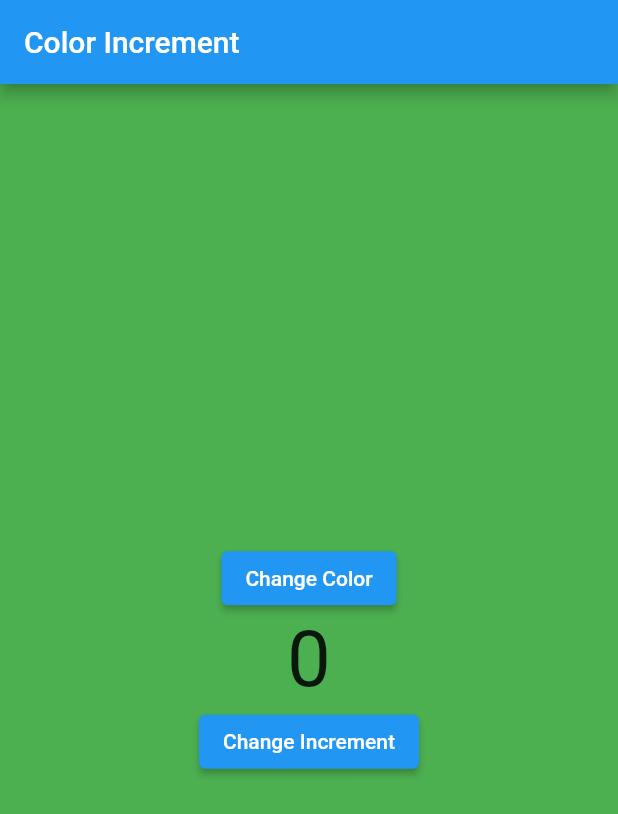
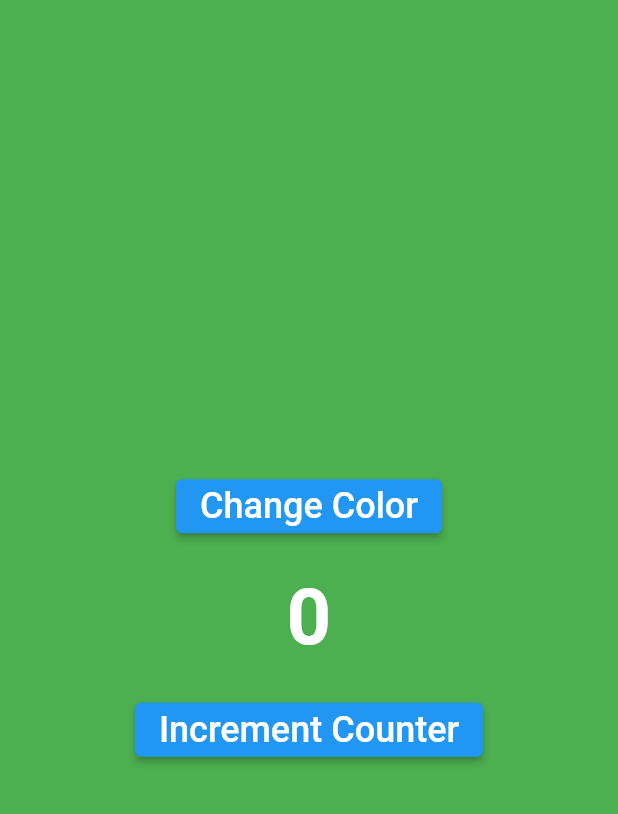
Before and after one commit to a01r066/flutter_bloc_demo, a Flutter app: the screen it shows after launch, after a tap on "Change Color", on a phone screen of 412 x 824 dp. Shown: the top 814 px of the screen. Run offline on Flutter 3.47's test engine with Material 2 defaults, Android fonts, the phone set to English and light mode, and no system bars; our stand-ins replace bloc, equatable, flutter_bloc.

Commit message:
Bloc to bloc communication using StreamSubscription

```diff
--- a/lib/app_widget.dart
+++ b/lib/app_widget.dart
@@ -1,3 +1,4 @@
+import 'package:bloc_demo/blocs/bloc2bloc/block_color_increment_page.dart';
 import 'package:bloc_demo/blocs/counter/bloc_counter.dart';
 import 'package:bloc_demo/blocs/theme/theme_page.dart';
 import 'package:bloc_demo/cubits/cubit2cubit/color_increment_page.dart';
@@ -9,8 +10,11 @@ import 'blocs/counter/bloc_counter_page.dart';
 class AppWidget extends StatelessWidget {
   @override
   Widget build(BuildContext context) {
+    // Bloc to Bloc - Color increment
+    return BlocColorIncrementPage();
+
     // Cubit to Cubit - Color increment
-    return ColorIncrementPage();
+    // return ColorIncrementPage();
 
     // Work with cubit theme
     // return CubitThemePage();
--- /dev/null
+++ b/lib/blocs/bloc2bloc/block_color_increment_page.dart
@@ -0,0 +1,102 @@
+import 'package:bloc_demo/blocs/bloc2bloc/color/color_bloc.dart';
+import 'package:bloc_demo/blocs/bloc2bloc/increment/increment_bloc.dart';
+import 'package:flutter/material.dart';
+import 'package:flutter_bloc/flutter_bloc.dart';
+
+class BlocColorIncrementPage extends StatelessWidget {
+  @override
+  Widget build(BuildContext context) {
+    return MultiBlocProvider(
+      providers: [
+        BlocProvider<ColorBloc>(
+          create: (context) => ColorBloc(),
+        ),
+        BlocProvider<IncrementBloc>(
+          create: (context) => IncrementBloc(
+            colorBloc: context.read<ColorBloc>(),
+          ),
+        ),
+      ],
+      child: MaterialApp(
+        title: 'bloc2bloc',
+        debugShowCheckedModeBanner: false,
+        theme: ThemeData(
+          primarySwatch: Colors.blue,
+        ),
+        home: const MyHomePage(),
+      ),
+    );
+    // return BlocProvider(
+    //   create: (context) => ColorBloc(),
+    //   child: MaterialApp(
+    //     title: 'Material App',
+    //     home: BlocConsumer<ColorBloc, BlocColorState>(
+    //       listener: (context, state){
+    //         state.color;
+    //       },
+    //       builder: (context, state){
+    //         return Scaffold(
+    //           appBar: AppBar(
+    //             title: Text('Bloc Color Increment'),
+    //           ),
+    //           backgroundColor: state.color,
+    //           body: Center(
+    //             child: ElevatedButton(onPressed: (){
+    //               // BlocProvider.of<ColorBloc>(context).add(ChangeColorEvent());
+    //               context.read<ColorBloc>().add(ChangeColorEvent());
+    //             },
+    //               child: Text("Change color"),),
+    //           ),
+    //         );
+    //       }
+    //     ),
+    //   ),
+    // );
+  }
+}
+
+class MyHomePage extends StatelessWidget {
+  const MyHomePage({Key? key}) : super(key: key);
+
+  @override
+  Widget build(BuildContext context) {
+    return Scaffold(
+      backgroundColor: context.watch<ColorBloc>().state.color,
+      body: Center(
+        child: Column(
+          mainAxisAlignment: MainAxisAlignment.center,
+          children: [
+            ElevatedButton(
+              child: Text(
+                'Change Color',
+                style: TextStyle(fontSize: 24.0),
+              ),
+              onPressed: () {
+                context.read<ColorBloc>().add(ChangeColorEvent());
+              },
+            ),
+            SizedBox(height: 20.0),
+            Text(
+              '${context.watch<IncrementBloc>().state.increment}',
+              style: TextStyle(
+                fontSize: 52.0,
+                fontWeight: FontWeight.bold,
+                color: Colors.white,
+              ),
+            ),
+            SizedBox(height: 20.0),
+            ElevatedButton(
+              child: Text(
+                'Increment Counter',
+                style: TextStyle(fontSize: 24.0),
+              ),
+              onPressed: () {
+                context.read<IncrementBloc>().add(ChangeIncrementEvent());
+              },
+            ),
+          ],
+        ),
+      ),
+    );
+  }
+}
--- /dev/null
+++ b/lib/blocs/bloc2bloc/color/color_bloc.dart
@@ -0,0 +1,25 @@
+import 'dart:async';
+import 'dart:ui';
+
+import 'package:bloc/bloc.dart';
+import 'package:equatable/equatable.dart';
+import 'package:flutter/material.dart';
+
+part 'color_event.dart';
+part 'color_state.dart';
+
+class ColorBloc extends Bloc<ColorEvent, BlocColorState> {
+  ColorBloc() : super(BlocColorState.initial()) {
+    on<ChangeColorEvent>((event, emit) {
+      if (state.color == Colors.red) {
+        emit(state.copyWith(color: Colors.green));
+      } else if (state.color == Colors.green) {
+        emit(state.copyWith(color: Colors.blue));
+      } else if (state.color == Colors.blue) {
+        emit(state.copyWith(color: Colors.black));
+      } else if (state.color == Colors.black) {
+        emit(state.copyWith(color: Colors.red));
+      }
+    });
+  }
+}
--- /dev/null
+++ b/lib/blocs/bloc2bloc/color/color_event.dart
@@ -0,0 +1,10 @@
+part of 'color_bloc.dart';
+
+abstract class ColorEvent extends Equatable {
+  const ColorEvent();
+
+  @override
+  List<Object?> get props => [];
+}
+
+class ChangeColorEvent extends ColorEvent {}
--- /dev/null
+++ b/lib/blocs/bloc2bloc/color/color_state.dart
@@ -0,0 +1,23 @@
+part of 'color_bloc.dart';
+
+class BlocColorState extends Equatable {
+  const BlocColorState({ required this.color});
+
+  final Color color;
+
+  @override
+  List<Object> get props => [color];
+
+  @override
+  String toString() {
+    return "Color(color: $color)";
+  }
+
+  factory BlocColorState.initial(){
+    return const BlocColorState(color: Colors.red);
+  }
+
+  BlocColorState copyWith({ Color? color }){
+    return BlocColorState(color: color ?? this.color);
+  }
+}
--- /dev/null
+++ b/lib/blocs/bloc2bloc/increment/increment_bloc.dart
@@ -0,0 +1,41 @@
+import 'dart:async';
+
+import 'package:bloc/bloc.dart';
+import 'package:bloc_demo/blocs/bloc2bloc/color/color_bloc.dart';
+import 'package:equatable/equatable.dart';
+import 'package:flutter/material.dart';
+
+part 'increment_event.dart';
+part 'increment_state.dart';
+
+class IncrementBloc extends Bloc<IncrementEvent, IncrementState> {
+  final ColorBloc colorBloc;
+  int incrementSize = 1;
+
+  late final StreamSubscription colorSubscription;
+
+  IncrementBloc({ required this.colorBloc }) : super(IncrementState.initial()){
+    colorSubscription = colorBloc.stream.listen((BlocColorState colorState) {
+      if (colorState.color == Colors.red) {
+        incrementSize = 1;
+      } else if (colorState.color == Colors.green) {
+        incrementSize = 10;
+      } else if (colorState.color == Colors.blue) {
+        incrementSize = 100;
+      } else if (colorState.color == Colors.black) {
+        incrementSize = -100;
+        add(ChangeIncrementEvent());
+      }
+    });
+
+    on<ChangeIncrementEvent>((ChangeIncrementEvent event, Emitter<IncrementState> emit){
+      emit(state.copyWith(increment: state.increment + incrementSize));
+    });
+  }
+
+  @override
+  Future<void> close() {
+    colorSubscription.cancel();
+    return super.close();
+  }
+}
--- /dev/null
+++ b/lib/blocs/bloc2bloc/increment/increment_event.dart
@@ -0,0 +1,10 @@
+part of 'increment_bloc.dart';
+
+class IncrementEvent extends Equatable {
+  const IncrementEvent();
+
+  @override
+  List<Object?> get props => [];
+}
+
+class ChangeIncrementEvent extends IncrementEvent {}
--- a/lib/cubits/cubit2cubit/increment/increment_state.dart
+++ b/lib/blocs/bloc2bloc/increment/increment_state.dart
@@ -1,16 +1,16 @@
-part of 'increment_cubit.dart';
+part of 'increment_bloc.dart';
 
 class IncrementState extends Equatable {
-  const IncrementState({ required this.increment});
+  const IncrementState({ required this.increment });
 
   final int increment;
 
   @override
-  List<Object?> get props => [increment];
+  List<Object> get props => [];
 
   @override
   String toString() {
-    return "Increment: $increment";
+    return "IncrementState(increment: $increment)";
   }
 
   factory IncrementState.initial(){
--- a/pubspec.yaml
+++ b/pubspec.yaml
@@ -15,6 +15,7 @@ dependencies:
   cupertino_icons: ^1.0.2
   equatable: ^2.0.3
   flutter_bloc: ^8.0.1
+  rename: ^2.0.1
 
 dev_dependencies:
   flutter_test:
```
Also changed, not shown: pubspec.lock, 4 other files.
